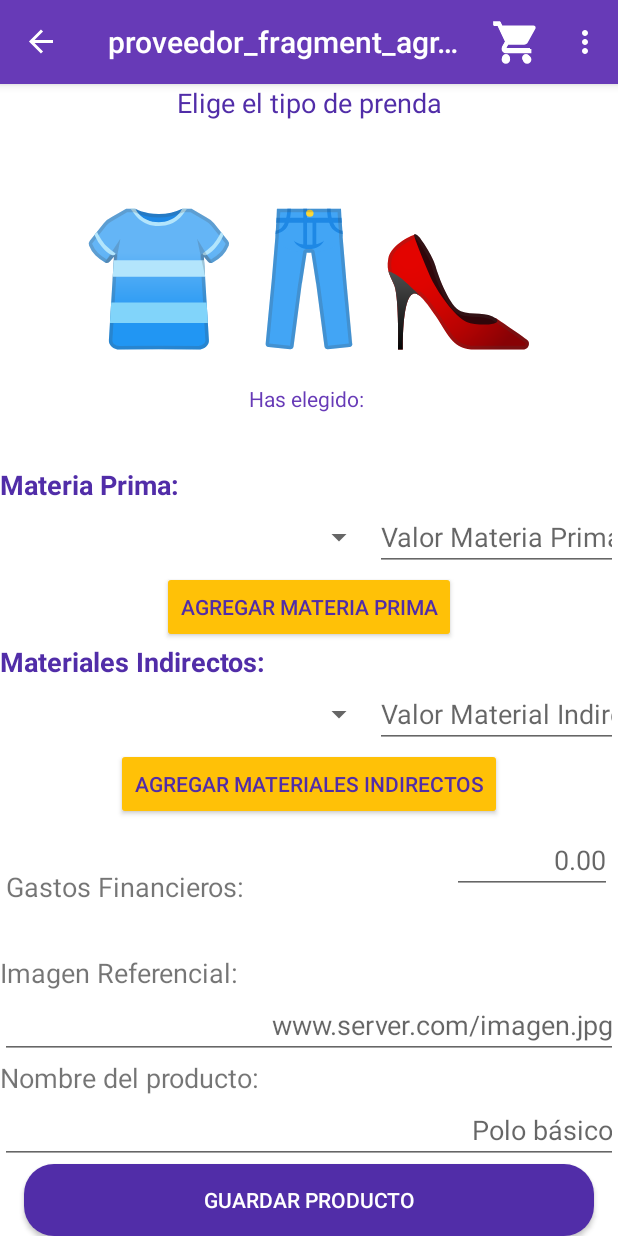
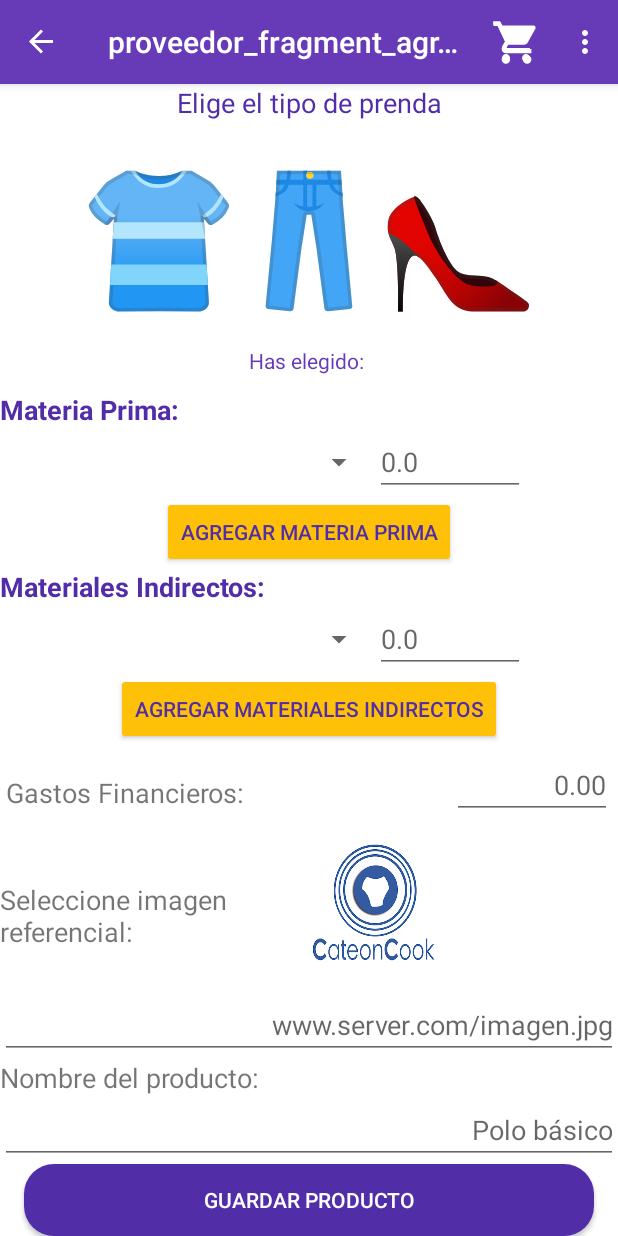
Before and after one commit to zirtrex/ProductosPersonalizados, an Android app: the ProveedorAgregarProductoFragment screen opened through its navigation route, on a phone screen of 412 x 824 dp. Run offline under Robolectric (Android 15) with nearby library versions, the phone set to English and light mode, and no system bars; our stand-ins replace Firebase (no records; nobody signed in at launch, a user with empty details on screens opened directly), navigation-ui; 1 statement that could not run was skipped.

Commit message:
Agregando funcionalidad de seleccionar imagen

```diff
--- a/app/build.gradle
+++ b/app/build.gradle
@@ -31,6 +31,11 @@
 
 }
 
+ext {
+    supportLibVersion = "28.0.0"
+    googlePlayVersion = "15.0.0" //
+}
+
 dependencies {
     implementation fileTree(include: ['*.jar'], dir: 'libs')
     implementation 'androidx.appcompat:appcompat:1.0.0'
@@ -46,6 +51,7 @@
     implementation 'com.google.firebase:firebase-core:11.4.2'
     implementation 'com.google.firebase:firebase-database:11.4.2'
     implementation 'com.google.firebase:firebase-auth:11.4.2'
+    implementation "com.google.firebase:firebase-storage:11.4.2"
     implementation 'com.google.firebase:firebase-crash:11.4.2'
     implementation 'com.crashlytics.sdk.android:crashlytics:2.9.1'
 
--- a/app/src/main/res/layout/proveedor_fragment_agregar_producto.xml
+++ b/app/src/main/res/layout/proveedor_fragment_agregar_producto.xml
@@ -94,7 +94,7 @@
                 android:layout_height="wrap_content"
                 android:layout_gravity="right"
                 android:inputType="numberDecimal"
-                android:hint="Valor Materia Prima"
+                android:hint="0.0"
                 android:textSize="18sp" />
 
         </LinearLayout>
@@ -143,10 +143,17 @@
                 android:layout_height="wrap_content"
                 android:layout_gravity="right"
                 android:inputType="numberDecimal"
-                android:hint="Valor Material Indirecto"
+                android:hint="0.0"
                 android:textSize="18sp" />
 
         </LinearLayout>
+
+        <Button
+            android:id="@+id/btnAgregarMaterialesIndirectos"
+            android:layout_width="wrap_content"
+            android:layout_height="wrap_content"
+            android:text="Agregar Materiales Indirectos"
+            android:layout_gravity="center" />
 
         <androidx.recyclerview.widget.RecyclerView
             android:id="@+id/rvProductoMaterialesIndirectos"
@@ -155,13 +162,6 @@
             android:layout_marginTop="@dimen/activity_vertical_margin"
             android:layout_marginBottom="@dimen/activity_vertical_margin"
             android:visibility="gone" />
-
-        <Button
-            android:id="@+id/btnAgregarMaterialesIndirectos"
-            android:layout_width="wrap_content"
-            android:layout_height="wrap_content"
-            android:text="Agregar Materiales Indirectos"
-            android:layout_gravity="center" />
 
         <GridLayout
             android:layout_width="match_parent"
@@ -189,12 +189,26 @@
                 android:layout_gravity="end"/>
         </GridLayout>
 
-        <TextView
-            android:text="Imagen Referencial:"
-            android:layout_width="200dp"
+        <LinearLayout
+            android:layout_width="match_parent"
             android:layout_height="wrap_content"
-            android:textSize="18sp"
-            android:layout_gravity="center_vertical"/>
+            android:orientation="horizontal">
+
+            <TextView
+                android:text="Seleccione imagen referencial: "
+                android:layout_width="200dp"
+                android:layout_height="wrap_content"
+                android:textSize="18sp"
+                android:layout_gravity="center_vertical"/>
+
+            <ImageView
+                android:id="@+id/ivPrenda"
+                android:layout_width="100sp"
+                android:layout_height="100sp"
+                android:src="@mipmap/ic_launcher"
+                android:layout_gravity="center_vertical"/>
+
+        </LinearLayout>
 
         <EditText
             android:id="@+id/txtImgUrl"
```
Also changed, not shown: app/src/main/java/net/zirtrex/productospersonalizados/Fragments/ProveedorAgregarProductoFragment.java (+118 -9 lines), app/src/main/java/net/zirtrex/productospersonalizados/Models/Productos.java (+36 -10 lines).
